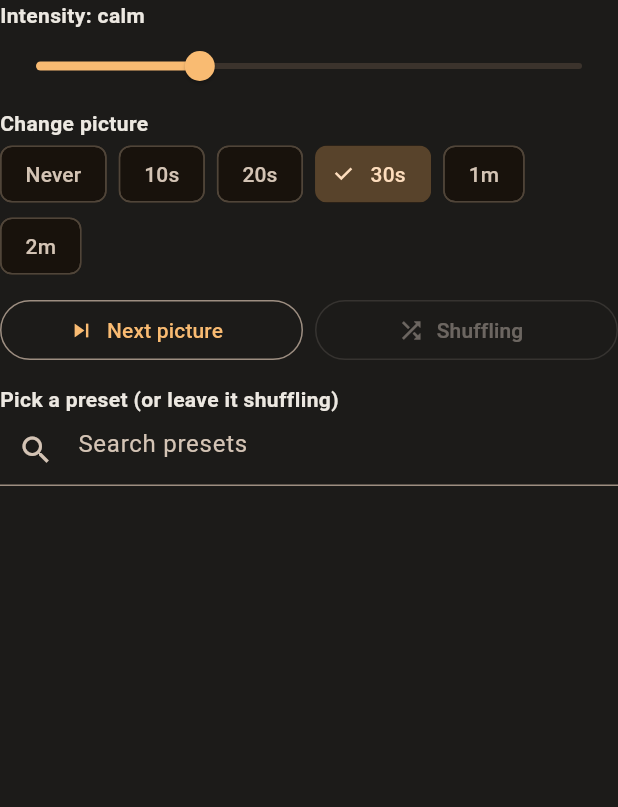
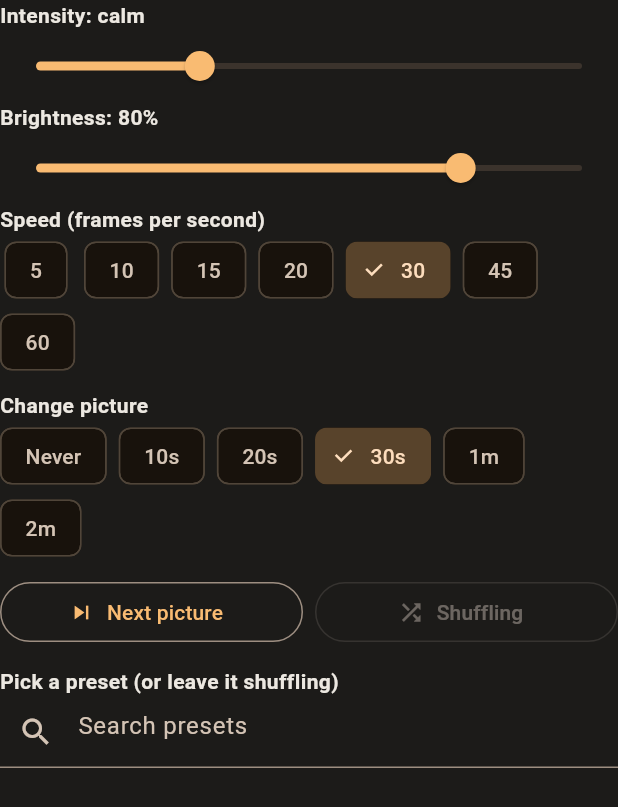
Before and after one commit to ben-clift/com.benclift.beatdeck.test, a Flutter app: the _VisualsBox widget shown alone on an empty page, opened directly, on a phone screen of 412 x 824 dp. Shown: the top 807 px of the screen. Run offline on Flutter 3.47's test engine with Material 3 defaults, Android fonts, the phone set to English and light mode, and no system bars; our stand-ins replace file_picker, permission_handler, share_plus, shared_preferences, sqflite and 1 more; missing offline and left inert: dart:ffi, google_mlkit_text_recognition; accounts and stored records are empty.

Commit message:
MilkDrop: frame-rate (speed) and brightness controls
Co-Authored-By: Claude Sonnet 5.5 <noreply@anthropic.com>
Claude-Session: https://claude.ai/code/session_01A7zfBFjyu2NXi7pFPf2z4D

```diff
--- a/lib/ui/simple_view.dart
+++ b/lib/ui/simple_view.dart
@@ -1593,7 +1593,14 @@ class _VisualsBoxState extends State<_VisualsBox> {
           Text('Intensity: ${m.intensity < 0.2 ? 'very calm' : m.intensity < 0.45 ? 'calm' : m.intensity < 0.7 ? 'medium' : m.intensity < 0.9 ? 'high' : 'wild'}',
               style: const TextStyle(fontWeight: FontWeight.w700)),
           Slider(value: m.intensity, onChanged: (v) => m.set(i: v)),
-          const SizedBox(height: 4),
+          Text('Brightness: ${(m.dim * 100).round()}%', style: const TextStyle(fontWeight: FontWeight.w700)),
+          Slider(value: m.dim, min: 0.1, max: 1, onChanged: (v) => m.set(dimV: v)),
+          const Text('Speed (frames per second)', style: TextStyle(fontWeight: FontWeight.w700)),
+          Wrap(spacing: 8, children: [
+            for (final f in const [5, 10, 15, 20, 30, 45, 60])
+              ChoiceChip(label: Text('$f'), selected: m.fps == f, onSelected: (_) => m.set(fpsV: f)),
+          ]),
+          const SizedBox(height: 8),
           const Text('Change picture', style: TextStyle(fontWeight: FontWeight.w700)),
           Wrap(spacing: 8, children: [
             for (final s in secs)
```
Also changed, not shown: lib/ui/milkdrop_view.dart (+15 -1 lines), 1 other file.
